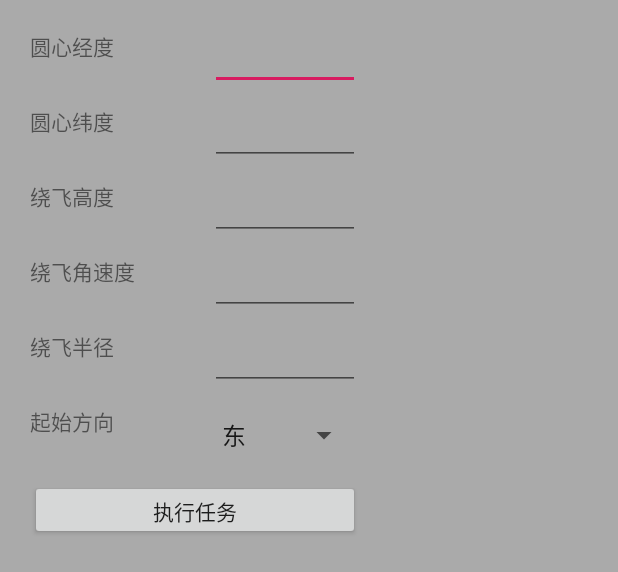
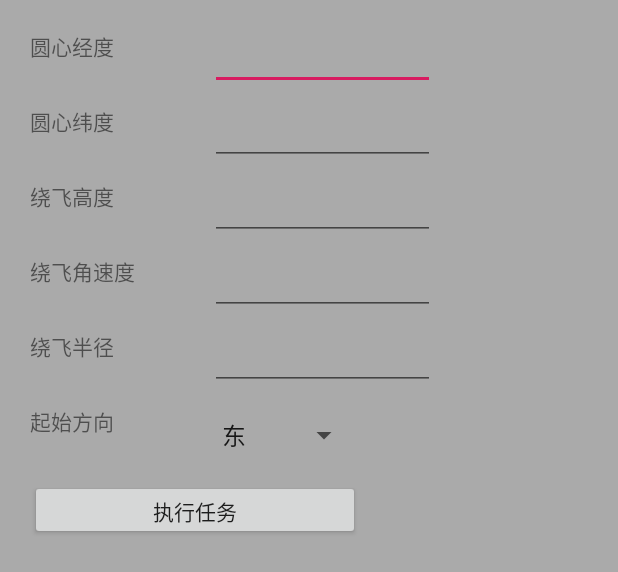
Before and after one commit to RoseNeverFade/airControl, an Android app: the layout pop_hot.xml on its own in the app's theme, with its tools: preview values and no code run, on a phone screen of 412 x 824 dp. Shown: the top 572 px of the screen. Run offline under Robolectric (Android 15) with nearby library versions, the phone set to English and light mode, and no system bars.

```diff
--- a/app/src/main/res/layout/pop_hot.xml
+++ b/app/src/main/res/layout/pop_hot.xml
@@ -66,53 +66,53 @@
 
     <EditText
         android:id="@+id/et_lng"
-            android:layout_width="100dp"
+        android:layout_width="150dp"
         android:layout_height="40dp"
+        android:layout_marginLeft="140dp"
+        android:layout_marginTop="20dp"
         android:ems="10"
-            android:layout_marginTop="20dp"
-            android:layout_marginLeft="140dp"
         android:inputType="text"
         android:text="" />
 
     <EditText
         android:id="@+id/et_lat"
-            android:layout_width="100dp"
+        android:layout_width="150dp"
         android:layout_height="40dp"
+        android:layout_marginLeft="140dp"
+        android:layout_marginTop="70dp"
         android:ems="10"
-            android:layout_marginTop="70dp"
-            android:layout_marginLeft="140dp"
         android:inputType="text"
         android:text="" />
 
     <EditText
         android:id="@+id/et_alt"
-            android:layout_width="100dp"
+        android:layout_width="150dp"
         android:layout_height="40dp"
+        android:layout_marginLeft="140dp"
+        android:layout_marginTop="120dp"
         android:ems="10"
-            android:layout_marginTop="120dp"
-            android:layout_marginLeft="140dp"
         android:inputType="text"
         android:text="" />
 
     <EditText
         android:id="@+id/et_w"
-            android:layout_width="100dp"
+        android:layout_width="150dp"
         android:layout_height="40dp"
+        android:layout_marginLeft="140dp"
+        android:layout_marginTop="170dp"
         android:ems="10"
-            android:layout_marginTop="170dp"
-            android:layout_marginLeft="140dp"
         android:inputType="text"
         android:text="" />
 
     <EditText
         android:id="@+id/et_r"
-            android:layout_width="100dp"
+        android:layout_width="150dp"
         android:layout_height="40dp"
+        android:layout_marginLeft="140dp"
+        android:layout_marginTop="220dp"
         android:ems="10"
-            android:layout_marginTop="220dp"
-            android:layout_marginLeft="140dp"
         android:inputType="text"
-            android:text=""/>
+        android:text="" />
 
     <Spinner
             android:id="@+id/sp_start"
```
Also changed, not shown: app/src/main/java/com/demo/aircontrol/MainActivity.java (+28 -9 lines), app/src/main/res/layout/pop_jointeam.xml (+8 -8 lines), app/src/main/res/layout/pop_way.xml (+12 -12 lines). Lines whose indentation alone changed are shown as unchanged.
